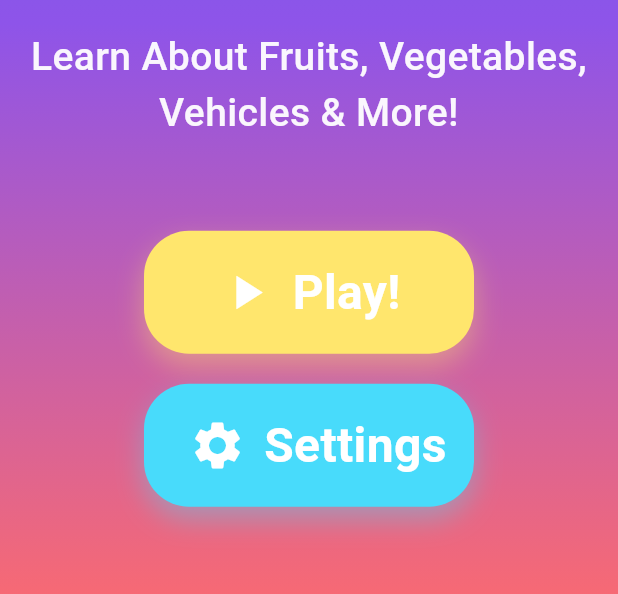
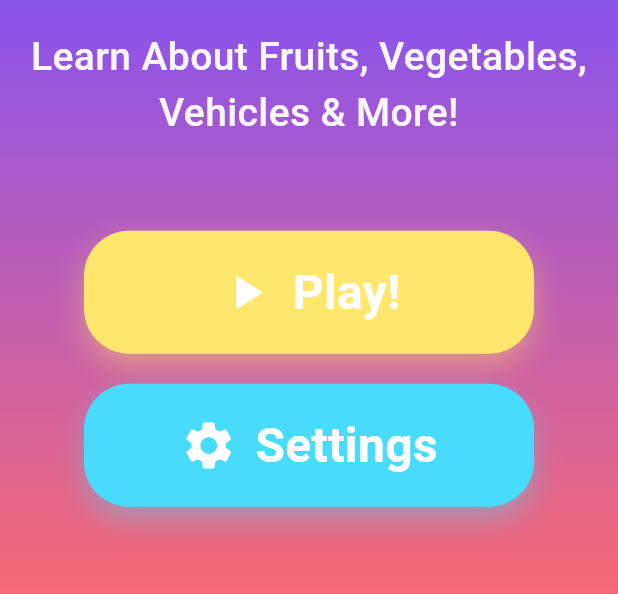
Before and after one commit to SlingggShottt/kids-quiz-game, a Flutter app: the screen it shows after launch, on a phone screen of 412 x 824 dp, the part 595-1189 px from its top. Run offline on Flutter 3.47's test engine with Material 3 defaults, Android fonts, the phone set to English and light mode, and no system bars; our stand-ins replace audioplayers, confetti, shared_preferences.

Commit message:
Fix horizontal overflow in home screen buttons
Increased button width from 220→300px so the icon + large text (32pt)
fits without overflowing on web.

Co-Authored-By: Claude Sonnet 4.6 <noreply@anthropic.com>

```diff
--- a/lib/screens/home_screen.dart
+++ b/lib/screens/home_screen.dart
@@ -157,7 +157,7 @@ class _HomeScreenState extends State<HomeScreen> with TickerProviderStateMixin {
     return GestureDetector(
       onTap: onTap,
       child: Container(
-        width: 220,
+        width: 300,
         padding: const EdgeInsets.symmetric(vertical: 18, horizontal: 30),
         decoration: BoxDecoration(
           color: color,
```
